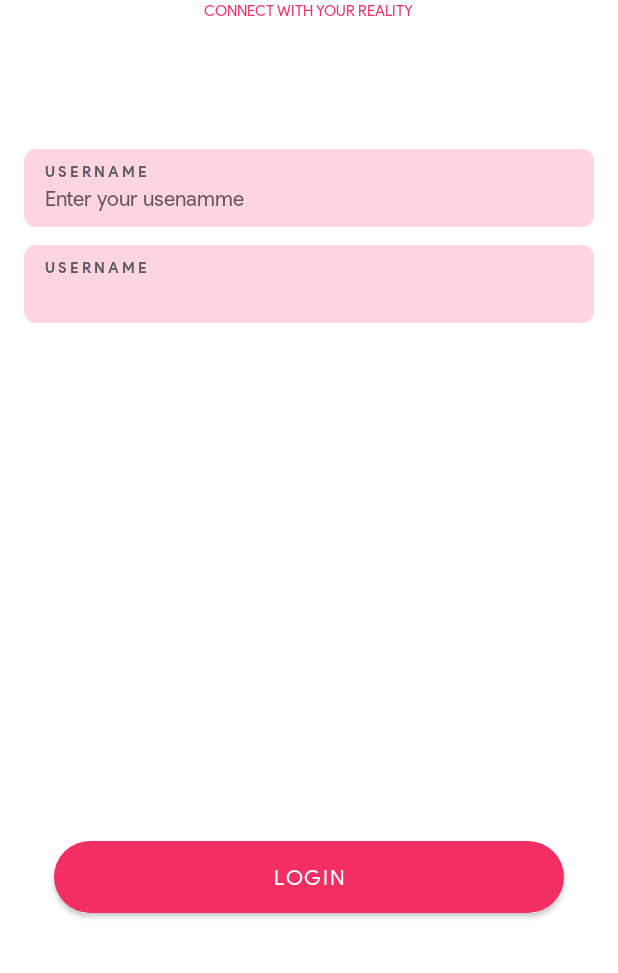
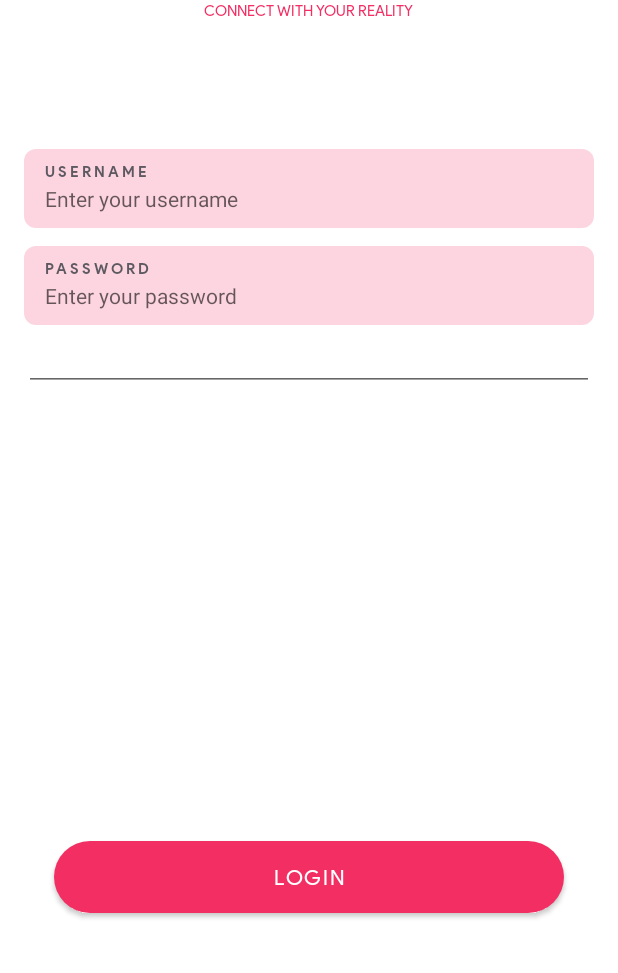
Before and after one commit to khoatrandang32/gameworld, an Android app: the screen it shows after launch (MainActivity), on a phone screen of 412 x 824 dp, the part 263-1236 px from its top. Run offline under Robolectric (Android 15) with nearby library versions, the phone set to English and light mode, and no system bars; our stand-ins replace data binding; 2 statements that could not run were skipped.

Commit message:
update edt

```diff
--- a/app/src/main/java/com/kflower/gameworld/common/components/AppEditText.kt
+++ b/app/src/main/java/com/kflower/gameworld/common/components/AppEditText.kt
@@ -1,6 +1,7 @@
 package com.kflower.gameworld.common.components
 
 import android.content.Context
+import android.graphics.Typeface
 import android.util.AttributeSet
 import android.widget.EditText
 import android.widget.LinearLayout
@@ -8,8 +9,10 @@ import android.widget.LinearLayout
 import android.view.LayoutInflater
 import android.view.View
 import android.text.Editable
+import android.text.InputType
 import android.text.TextWatcher
 import android.util.Log
+import android.view.inputmethod.EditorInfo
 import android.widget.TextView
 import androidx.databinding.BindingAdapter
 import androidx.databinding.InverseBindingAdapter
@@ -57,27 +60,36 @@ class AppEditText : LinearLayout {
             val typedArray = context.theme.obtainStyledAttributes(
                 attrs, R.styleable.AppEditText, 0, 0
             )
-            if(!typedArray.getText(R.styleable.AppEditText_text).isNullOrEmpty()){
-                text= typedArray.getText(R.styleable.AppEditText_text).toString()
+            if (!typedArray.getText(R.styleable.AppEditText_text).isNullOrEmpty()) {
+                text = typedArray.getText(R.styleable.AppEditText_text).toString()
                 editText.setText(text)
                 Log.d("KHOA", "initText $text")
             }
-            if(!typedArray.getText(R.styleable.AppEditText_hint).isNullOrEmpty()){
-                hint= typedArray.getText(R.styleable.AppEditText_hint).toString()
-                editText.hint=hint
+            if (!typedArray.getText(R.styleable.AppEditText_hint).isNullOrEmpty()) {
+                hint = typedArray.getText(R.styleable.AppEditText_hint).toString()
+                editText.hint = hint
             }
-            if(!typedArray.getText(R.styleable.AppEditText_title).isNullOrEmpty()){
-                title= typedArray.getText(R.styleable.AppEditText_title).toString()
-                txtTitle.text=title
+            if (!typedArray.getText(R.styleable.AppEditText_title).isNullOrEmpty()) {
+                title = typedArray.getText(R.styleable.AppEditText_title).toString()
+                txtTitle.text = title
             }
+            editText.imeOptions = typedArray.getInt(R.styleable.AppEditText_imeOptions, 0x00000000);
+
+            var inputType = typedArray.getInt(R.styleable.AppEditText_inputType, 0x00000000);
+            if (inputType == InputType.TYPE_TEXT_VARIATION_PASSWORD) {
+
+            }
+            editText.inputType = inputType
+            editText.typeface = Typeface.DEFAULT;
 
 
         }
 
     }
+
     @JvmName("setEdtText")
-    public fun setEdtText(text:String){
-        this.text= text;
+    public fun setEdtText(text: String) {
+        this.text = text;
         editText.setText(text)
 
     }
--- a/app/src/main/java/com/kflower/gameworld/ui/splash/SplashFragment.kt
+++ b/app/src/main/java/com/kflower/gameworld/ui/splash/SplashFragment.kt
@@ -64,17 +64,15 @@ class SplashFragment : BaseFragment() {
 
         super.onCreate(savedInstanceState)
 
-        viewModel= SplashViewModel();
+        viewModel = SplashViewModel();
 
         binding = SplashFragmentBinding.inflate(layoutInflater)
-        binding.viewModel= viewModel;
+        binding.viewModel = viewModel;
 //        var database = AppDatabaseHelper(context);
 
-        viewModel.password.value="123"
         binding.loginBtn.setOnClickListener {
 //            UserTable(null).addNewUser(context, User("Khoadz", "123456"))
-            Log.d("Khoa", "onCreate: "+viewModel.password.value)
-
+            Log.d("Khoa", "onCreate: " + viewModel.password.value)
         }
 
 
@@ -103,8 +101,9 @@ class SplashFragment : BaseFragment() {
                     imgLogo.setColorFilter(animation.animatedValue as Int)
                     txtName.setTextColor(animation.animatedValue as Int)
                     txtSlogan.setTextColor(animation.animatedValue as Int)
-                    edtUsername.setText("");
-//                    binding.edtPassword.setEdtText("");
+                    edtUsername.setEdtText("");
+                    edtPassword.setEdtText("");
+
                 }
 
             };
--- a/app/src/main/res/layout/main_fragment.xml
+++ b/app/src/main/res/layout/main_fragment.xml
@@ -25,6 +25,8 @@
             android:layout_height="wrap_content" />
 
         <com.kflower.gameworld.common.components.AppEditText
+            app:title="123213"
+            app:text="userasdsadsa"
             android:layout_width="match_parent"
             android:layout_height="wrap_content" />
     </LinearLayout>
--- a/app/src/main/res/layout/splash_fragment.xml
+++ b/app/src/main/res/layout/splash_fragment.xml
@@ -55,41 +55,28 @@
             android:layout_height="match_parent"
             android:orientation="vertical"
             app:layout_constraintTop_toTopOf="parent">
-            <LinearLayout
-                android:layout_width="match_parent"
-                android:orientation="vertical"
-                android:background="@drawable/bg_edt_layout"
-                android:paddingHorizontal="@dimen/edt_px"
-                android:paddingVertical="@dimen/edt_py"
-                android:layout_marginBottom="@dimen/dimen_12"
-                android:layout_height="wrap_content">
-                <TextView
-                    android:text="USERNAME"
-                    android:textColor="#CC343a40"
-                    android:fontFamily="@font/bold"
-                    android:letterSpacing="0.2"
-                    android:textSize="@dimen/text_size_10"
-                    android:layout_width="match_parent"
-                    android:layout_height="wrap_content"/>
-                <EditText
-                    android:text="@={viewModel.username}"
-                    android:textSize="@dimen/text_size_14"
-                    android:hint="Enter your usenamme"
-                    android:paddingVertical="@dimen/dimen_2"
-                    android:background="@null"
-                    android:id="@+id/edtUsername"
-                    android:layout_width="match_parent"
-                    android:layout_height="wrap_content"
-                    android:imeOptions="actionNext"
-                    android:lines="1"
-                    android:singleLine="true" />
-            </LinearLayout>
 
             <com.kflower.gameworld.common.components.AppEditText
+                android:id="@+id/edtUsername"
+                app:text="@={viewModel.username}"
+                app:imeOptions="actionNext"
+                app:title="USERNAME"
+                app:hint="Enter your username"
+                android:layout_width="match_parent"
+                android:layout_height="wrap_content"/>
+            <com.kflower.gameworld.common.components.AppEditText
+                android:layout_marginTop="@dimen/dimen_12"
                 android:id="@+id/edtPassword"
+                app:imeOptions="actionDone"
+                app:inputType="textPassword"
                 app:text="@={viewModel.password}"
-                app:hint="Username"
-                app:title="USERNAME"
+                app:title="PASSWORD"
+                app:hint="Enter your password"
+                android:layout_width="match_parent"
+                android:layout_height="wrap_content"/>
+            <EditText
+                android:imeOptions=""
+                android:inputType=""
                 android:layout_width="match_parent"
                 android:layout_height="wrap_content"/>
 
```
Also changed, not shown: app/src/main/res/values/attrs.xml (+53 -0 lines).
